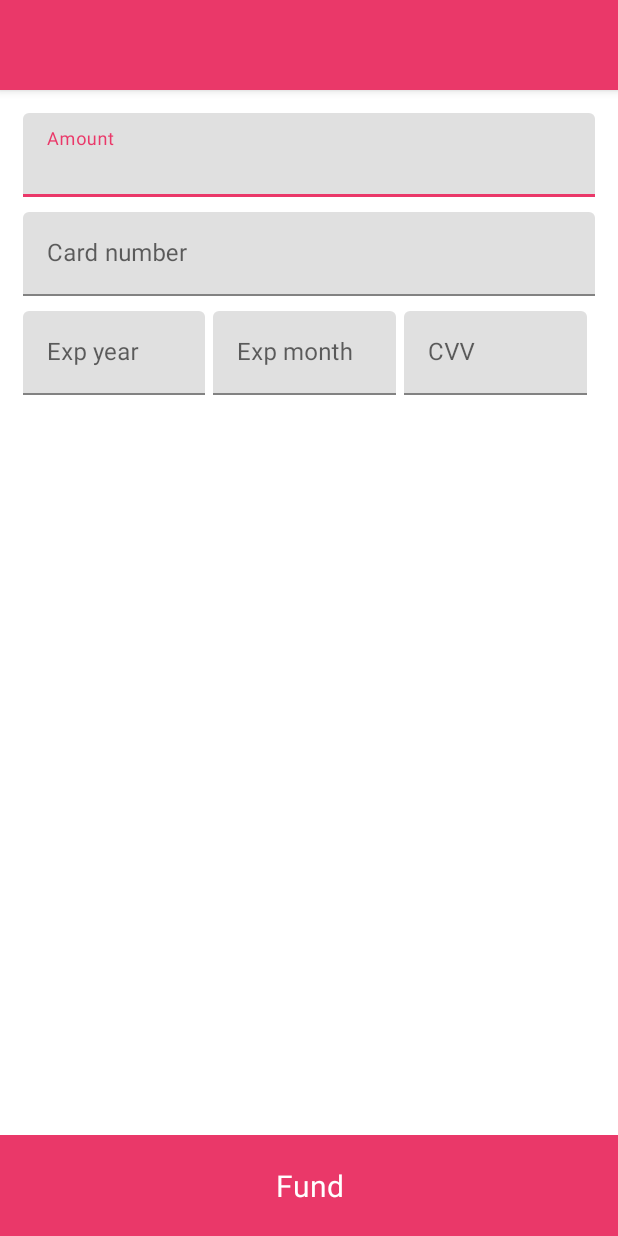
After one commit to Geotechbrain/EasyPay, an Android app: the FundwalletActivity screen opened directly, with no data from a screen before it, on a phone screen of 412 x 824 dp. The commit adds this screen. Run offline under Robolectric (Android 15) with nearby library versions, the phone set to English and light mode, and no system bars; our stand-ins replace Firebase (no records; nobody signed in at launch, a user with empty details on screens opened directly); libraries missing offline, so code that uses them is left out: co.paystack.android, com.blogspot.atifsoftwares; 1 statement that could not run was skipped.

Commit message:
user funding wallet

```diff
--- a/app/src/main/AndroidManifest.xml
+++ b/app/src/main/AndroidManifest.xml
@@ -11,7 +11,8 @@
         android:roundIcon="@drawable/easypay_logo"
         android:supportsRtl="true"
         android:theme="@style/AppTheme.EasyPay">
-        <activity android:name=".activity.PhoneVerificationActivity"></activity>
+        <activity android:name=".activity.FundwalletActivity"></activity>
+        <activity android:name=".activity.PhoneVerificationActivity" />
         <activity android:name=".activity.PinActivity" />
         <activity android:name=".activity.RegistrationActivity" />
         <activity android:name=".activity.LoginActivity" />
--- a/app/src/main/java/com/geodeveloper/easypay/Constants.kt
+++ b/app/src/main/java/com/geodeveloper/easypay/Constants.kt
@@ -9,6 +9,8 @@ object Constants {
     const val users = "user"
     const val walletBalance = "wallet_balance"
     const val transactions = "transactions"
+    const val paymentGatewayKey = "payment_gateway_key"
+    const val publicKey = "publicKey"
 
     //keys
     const val airtime = "Airtime"
@@ -16,6 +18,7 @@ object Constants {
     const val education =  "education"
     const val tv = "tv"
     const val electricity = "electricity"
+    const val fundWallet = "fund wallet"
 
     //charges
     const val FLUTTERWAVE_NGN_CHARGE_PERCENT = 1.4
--- a/app/src/main/java/com/geodeveloper/easypay/activity/BuyEducationActivity.kt
+++ b/app/src/main/java/com/geodeveloper/easypay/activity/BuyEducationActivity.kt
@@ -315,6 +315,9 @@ class BuyEducationActivity : AppCompatActivity() {
                                         clipboard.setPrimaryClip(clip)
                                         Toast.makeText(this@BuyEducationActivity, "Token copied", Toast.LENGTH_LONG).show()
                                     }
+                                    mAlertDualogue.transaction_success_dialogue_cancel.setOnClickListener {
+                                        finish()
+                                    }
                                 }
                                 Constants.failed ->{
                                     //refund user
--- /dev/null
+++ b/app/src/main/res/layout/activity_fundwallet.xml
@@ -0,0 +1,153 @@
+<?xml version="1.0" encoding="utf-8"?>
+<androidx.constraintlayout.widget.ConstraintLayout xmlns:android="http://schemas.android.com/apk/res/android"
+    xmlns:app="http://schemas.android.com/apk/res-auto"
+    xmlns:tools="http://schemas.android.com/tools"
+    android:layout_width="match_parent"
+    android:layout_height="match_parent"
+    tools:context=".activity.FundwalletActivity">
+
+    <com.google.android.material.appbar.AppBarLayout
+        android:id="@+id/main_appBarLayout"
+        android:layout_width="match_parent"
+        android:layout_height="wrap_content"
+        app:layout_constraintEnd_toEndOf="parent"
+        app:layout_constraintStart_toStartOf="parent"
+        app:layout_constraintTop_toTopOf="parent">
+
+        <androidx.constraintlayout.widget.ConstraintLayout
+            android:layout_width="match_parent"
+            android:layout_height="wrap_content">
+
+            <androidx.appcompat.widget.Toolbar
+                android:id="@+id/main_activity_toolbar"
+                android:layout_width="match_parent"
+                android:layout_height="60dp"
+                android:background="@color/colorPrimary"
+                app:layout_constraintEnd_toEndOf="parent"
+                app:layout_constraintStart_toStartOf="parent"
+                app:layout_constraintTop_toTopOf="parent" />
+
+            <TextView
+                android:id="@+id/buy_education_toolbarTitle"
+                android:layout_width="wrap_content"
+                android:layout_height="wrap_content"
+                android:textColor="@color/white"
+                android:textSize="18sp"
+                app:layout_constraintBottom_toBottomOf="parent"
+                app:layout_constraintEnd_toEndOf="parent"
+                app:layout_constraintStart_toStartOf="parent"
+                app:layout_constraintTop_toTopOf="parent" />
+
+        </androidx.constraintlayout.widget.ConstraintLayout>
+
+    </com.google.android.material.appbar.AppBarLayout>
+
+    <androidx.core.widget.NestedScrollView
+        android:layout_width="0dp"
+        android:layout_height="0dp"
+        app:layout_constraintBottom_toTopOf="@id/fund_wallet_fundBtn"
+        app:layout_constraintEnd_toEndOf="parent"
+        app:layout_constraintStart_toStartOf="parent"
+        app:layout_constraintTop_toBottomOf="@id/main_appBarLayout">
+
+        <LinearLayout
+            android:layout_width="match_parent"
+            android:layout_height="match_parent"
+            android:orientation="vertical"
+            android:padding="15dp">
+
+            <com.google.android.material.textfield.TextInputLayout
+                android:layout_width="match_parent"
+                android:layout_height="wrap_content"
+                android:layout_marginBottom="10dp">
+
+                <com.google.android.material.textfield.TextInputEditText
+                    android:layout_width="match_parent"
+                    android:id="@+id/fund_wallet_amount"
+                    android:layout_height="wrap_content"
+                    android:hint="Amount" />
+
+            </com.google.android.material.textfield.TextInputLayout>
+
+            <com.google.android.material.textfield.TextInputLayout
+                android:layout_width="match_parent"
+                android:layout_height="wrap_content"
+                android:layout_marginBottom="10dp">
+
+                <com.google.android.material.textfield.TextInputEditText
+                    android:id="@+id/fund_wallet_number"
+                    android:layout_width="match_parent"
+                    android:layout_height="wrap_content"
+                    android:hint="Card number" />
+
+            </com.google.android.material.textfield.TextInputLayout>
+
+            <LinearLayout
+                android:layout_width="match_parent"
+                android:layout_height="wrap_content">
+
+                <com.google.android.material.textfield.TextInputLayout
+                    android:layout_width="0dp"
+                    android:layout_height="wrap_content"
+                    android:layout_marginEnd="5dp"
+                    android:layout_weight="1">
+
+                    <com.google.android.material.textfield.TextInputEditText
+                        android:id="@+id/fund_wallet_year"
+                        android:layout_width="match_parent"
+                        android:layout_height="wrap_content"
+                        android:hint="Exp year"
+                        android:maxLength="2" />
+
+                </com.google.android.material.textfield.TextInputLayout>
+
+                <com.google.android.material.textfield.TextInputLayout
+                    android:layout_width="0dp"
+                    android:layout_height="wrap_content"
+                    android:layout_marginEnd="5dp"
+                    android:layout_weight="1">
+
+                    <com.google.android.material.textfield.TextInputEditText
+                        android:id="@+id/fund_wallet_month"
+                        android:layout_width="match_parent"
+                        android:layout_height="wrap_content"
+                        android:hint="Exp month"
+                        android:maxLength="4" />
+
+                </com.google.android.material.textfield.TextInputLayout>
+
+                <com.google.android.material.textfield.TextInputLayout
+                    android:layout_width="0dp"
+                    android:layout_height="wrap_content"
+                    android:layout_marginEnd="5dp"
+                    android:layout_weight="1">
+
+                    <com.google.android.material.textfield.TextInputEditText
+                        android:id="@+id/fund_wallet_cvv"
+                        android:layout_width="match_parent"
+                        android:layout_height="wrap_content"
+                        android:hint="CVV" />
+
+                </com.google.android.material.textfield.TextInputLayout>
+
+
+            </LinearLayout>
+
+        </LinearLayout>
+    </androidx.core.widget.NestedScrollView>
+
+    <TextView
+        android:id="@+id/fund_wallet_fundBtn"
+        android:layout_width="match_parent"
+        android:layout_height="wrap_content"
+        android:background="@color/colorPrimary"
+        android:gravity="center"
+        android:padding="20dp"
+        android:text="Fund"
+        android:textColor="@color/white"
+        android:textSize="20sp"
+        app:layout_constraintBottom_toBottomOf="parent"
+        app:layout_constraintEnd_toEndOf="parent"
+        app:layout_constraintStart_toStartOf="parent" />
+
+</androidx.constraintlayout.widget.ConstraintLayout>
--- a/app/src/main/res/layout/activity_main.xml
+++ b/app/src/main/res/layout/activity_main.xml
@@ -63,6 +63,7 @@
                         app:rippleColor="@color/gray">
 
                         <LinearLayout
+                            android:id="@+id/main_fund_wallet"
                             android:layout_width="match_parent"
                             android:layout_height="match_parent"
                             android:orientation="vertical"
```
Also changed, not shown: app/build.gradle (+10 -0 lines), app/src/main/java/com/geodeveloper/easypay/activity/FundwalletActivity.kt (added, +150 -0 lines), app/src/main/java/com/geodeveloper/easypay/activity/MainActivity.kt (+27 -1 lines), app/src/main/java/com/geodeveloper/easypay/helper/Utils.kt (+8 -0 lines).
